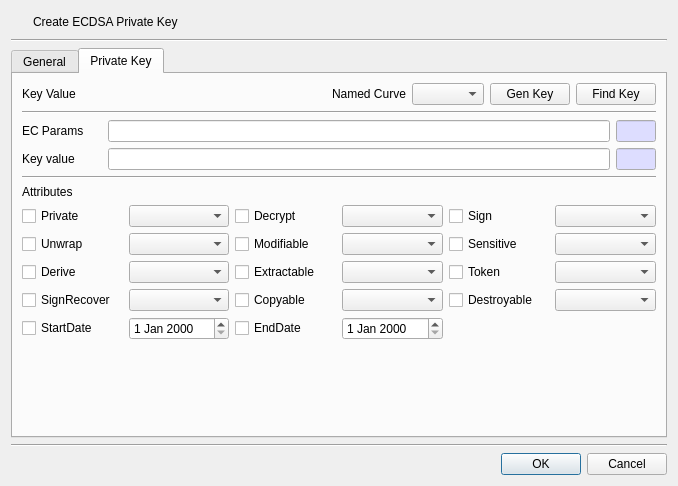
Qt form CryptokiMan/create_ec_pri_key_dlg.ui (jykim74/CryptokiMan) before a commit.
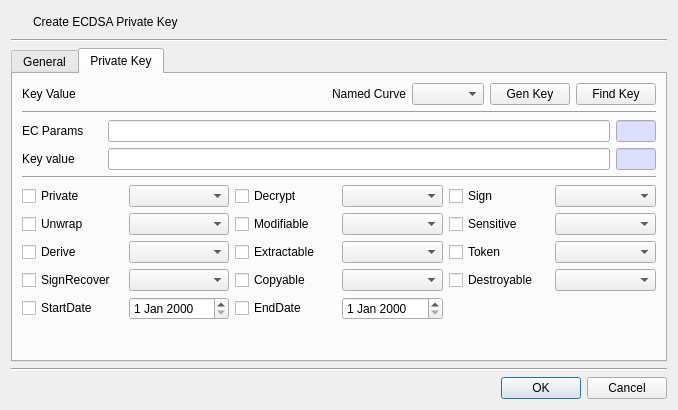
The same form after that commit. The open tabs and pages were chosen to show the change. Icons and pictures are not drawn.

The edit to the form file:
```diff
--- a/CryptokiMan/create_ec_pri_key_dlg.ui
+++ b/CryptokiMan/create_ec_pri_key_dlg.ui
@@ -7,7 +7,7 @@
     <x>0</x>
     <y>0</y>
     <width>678</width>
-    <height>486</height>
+    <height>410</height>
    </rect>
   </property>
   <property name="windowTitle">
@@ -462,13 +462,6 @@
          </property>
         </widget>
        </item>
-       <item>
-        <widget class="QLabel" name="label_12">
-         <property name="text">
-          <string>Attributes</string>
-         </property>
-        </widget>
-       </item>
        <item>
         <layout class="QGridLayout" name="gridLayout_5">
          <property name="topMargin">
```
Left out of the diff: 2 changed lines with no effect on the pictures.
